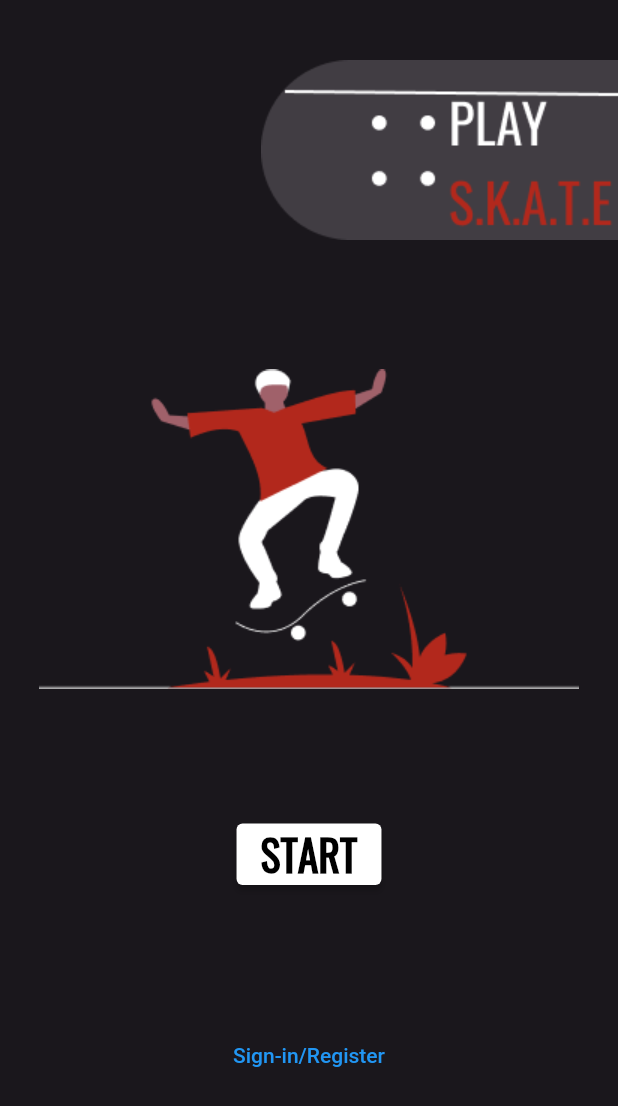
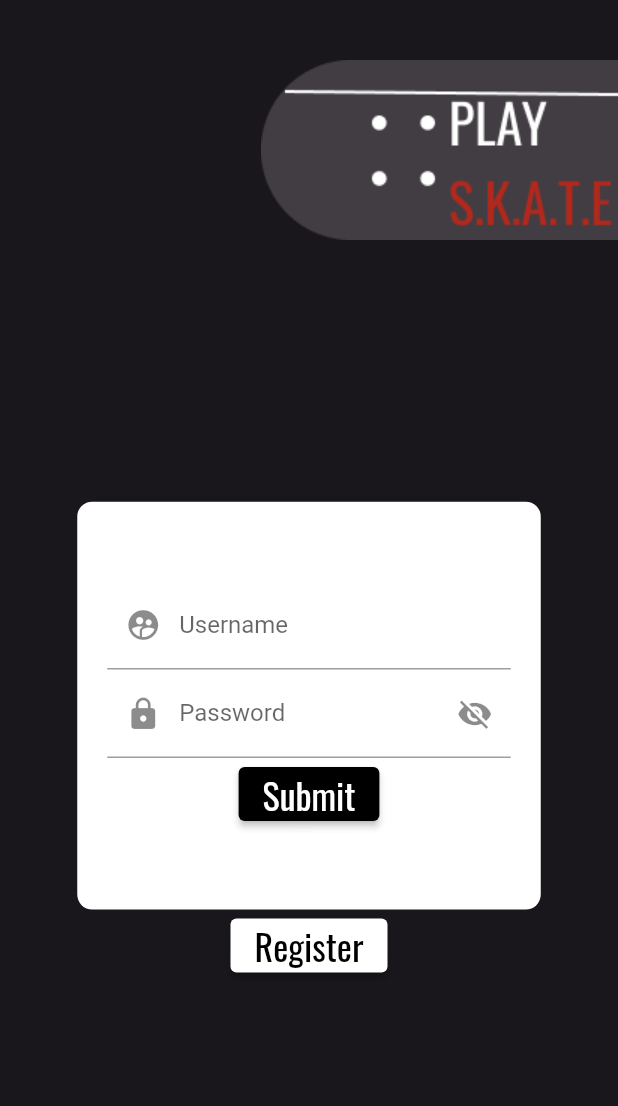
Before and after one commit to FherRodz/Play-Skate, a Flutter app: the screen it shows after launch, after a tap on "Sign-in/Register", on a phone screen of 412 x 824 dp. Shown: the top 1106 px of the screen. Run offline on Flutter 3.47's test engine with Material 2 defaults, Android fonts, the phone set to English and light mode, and no system bars.

Commit message:
created signIn/register pages, still need to add validation

```diff
--- /dev/null
+++ b/lib/pages/signIn_page.dart
@@ -0,0 +1,81 @@
+import 'package:flutter/material.dart';
+import 'package:play_skate/pages/register_page.dart';
+import '/widgets/signIn_form.dart';
+
+class SignInPage extends StatefulWidget {
+  const SignInPage({Key? key}) : super(key: key);
+
+  @override
+  State<SignInPage> createState() => _SignInPageState();
+}
+
+class _SignInPageState extends State<SignInPage> {
+  @override
+  Widget build(BuildContext context) {
+    double width = MediaQuery.of(context).size.width;
+    double height = MediaQuery.of(context).size.height;
+
+    return Scaffold(
+        backgroundColor: Color.fromRGBO(26, 23, 28, 1.0),
+        body: Container(
+        margin: EdgeInsets.fromLTRB(0, 40, 0, 0),  //In case you want some margin
+        child: Column(
+          mainAxisAlignment: MainAxisAlignment.spaceBetween,
+          crossAxisAlignment: CrossAxisAlignment.center,
+          children: [
+            Row(
+              mainAxisAlignment: MainAxisAlignment.end,
+              children: [
+                Image.asset('img/Title.png'),
+              ],
+            ),
+            Container(
+              height: height*.8,
+              decoration: BoxDecoration(
+                // color: Colors.blue
+              ),
+              child: Column(
+                mainAxisAlignment: MainAxisAlignment.center,
+                crossAxisAlignment: CrossAxisAlignment.center,
+                children: [
+                  Container(
+                    width: width *.75,
+                    height: height *.33,
+                    decoration: BoxDecoration(
+                      color: Colors.white,
+                      borderRadius: BorderRadius.circular(10),
+                    ),
+                    child: Padding(
+                      padding: const EdgeInsets.all(20.0),
+                      child: Column(
+                        mainAxisAlignment: MainAxisAlignment.spaceAround,
+                        children: [
+                          SignInForm(),
+                        ],
+                      ),
+                    ),
+                  ),
+                  ElevatedButton(
+                    onPressed: (){
+                      print('register new user');
+                      Navigator.push(context, MaterialPageRoute(builder: (context) => RegisterPage()));
+                    },
+                    child: Text('Register'),
+                    style: ElevatedButton.styleFrom(
+                        primary: Colors.white,
+                        onPrimary: Colors.black,
+                        textStyle: TextStyle(
+                            fontFamily: 'Oswald',
+                            fontSize: 24
+                        )
+                    ),
+                  ),
+                ],
+              ),
+            )
+          ],
+        ),
+      ),
+    );
+  }
+}
--- a/lib/pages/splash_screen.dart
+++ b/lib/pages/splash_screen.dart
@@ -1,4 +1,5 @@
 import 'package:flutter/material.dart';
+import 'package:play_skate/pages/signIn_page.dart';
 import '/widgets/skate_button.dart';
 import 'home_page.dart';
 
@@ -41,6 +42,7 @@ class SplashScreen extends StatelessWidget {
               TextButton(
                   onPressed: (){
                     print('sign-in/register');
+                    Navigator.push(context, MaterialPageRoute(builder: (context) => SignInPage()));
                   },
                   child: Text('Sign-in/Register'),
               ),
--- /dev/null
+++ b/lib/widgets/signIn_form.dart
@@ -0,0 +1,88 @@
+import 'package:flutter/material.dart';
+import 'package:play_skate/pages/home_page.dart';
+
+class SignInForm extends StatefulWidget {
+  const SignInForm({Key? key}) : super(key: key);
+
+  @override
+  State<SignInForm> createState() => _SignInFormState();
+}
+
+class _SignInFormState extends State<SignInForm> {
+  final _formKey = GlobalKey<FormState>();
+   bool _isPwVisible = false;
+
+   void _showHidePW(){
+    setState(() {
+      _isPwVisible = !_isPwVisible;
+    });
+  }
+
+  @override
+  Widget build(BuildContext context) {
+    return Form(
+      key: _formKey,
+      child: Container(
+        child: Column(
+          mainAxisAlignment: MainAxisAlignment.spaceEvenly,
+          crossAxisAlignment: CrossAxisAlignment.center,
+          children: [
+            TextFormField(
+              decoration: const InputDecoration(
+                label: Text('Username'),
+                prefixIcon: Icon(Icons.supervised_user_circle_rounded)
+              ),
+              validator: (value) {
+                if (value == null || value.isEmpty) {
+                  return 'Please enter your username.';
+                }
+                return null;
+              },
+            ),
+            TextFormField(
+              obscureText: !_isPwVisible,
+              decoration: InputDecoration(
+                label: Text('Password'),
+                prefixIcon: Icon(Icons.lock),
+                suffixIcon: IconButton(
+                    onPressed: _showHidePW,
+                    icon: Icon(
+                      _isPwVisible ? Icons.visibility : Icons.visibility_off
+                    ),
+                ),
+              ),
+              validator: (value) {
+                if (value == null || value.isEmpty) {
+                  return 'Please enter your password.';
+                }
+                return null;
+              },
+            ),
+            ElevatedButton(
+              style: ElevatedButton.styleFrom(
+                primary: Colors.black,
+                onPrimary: Colors.white,
+                textStyle: const TextStyle(
+                  fontFamily: 'Oswald',
+                  fontSize: 24
+                )
+              ),
+              onPressed: () {
+                // Validate returns true if the form is valid, or false otherwise.
+                if (_formKey.currentState!.validate()) {
+                  // If the form is valid, display a snackbar. In the real world,
+                  // you'd often call a server or save the information in a database.
+                  ScaffoldMessenger.of(context).showSnackBar(
+                    const SnackBar(content: Text('Processing Data')),
+                  );
+                  Navigator.push(context, MaterialPageRoute(builder: (context) => HomePage()));
+                }
+              },
+              child: const Text('Submit'),
+            ),
+          ],
+        ),
+      ),
+    );
+  }
+}
```
Also changed, not shown: lib/pages/register_page.dart (added, +65 -0 lines), lib/widgets/register_form.dart (added, +114 -0 lines), 19 other files.
